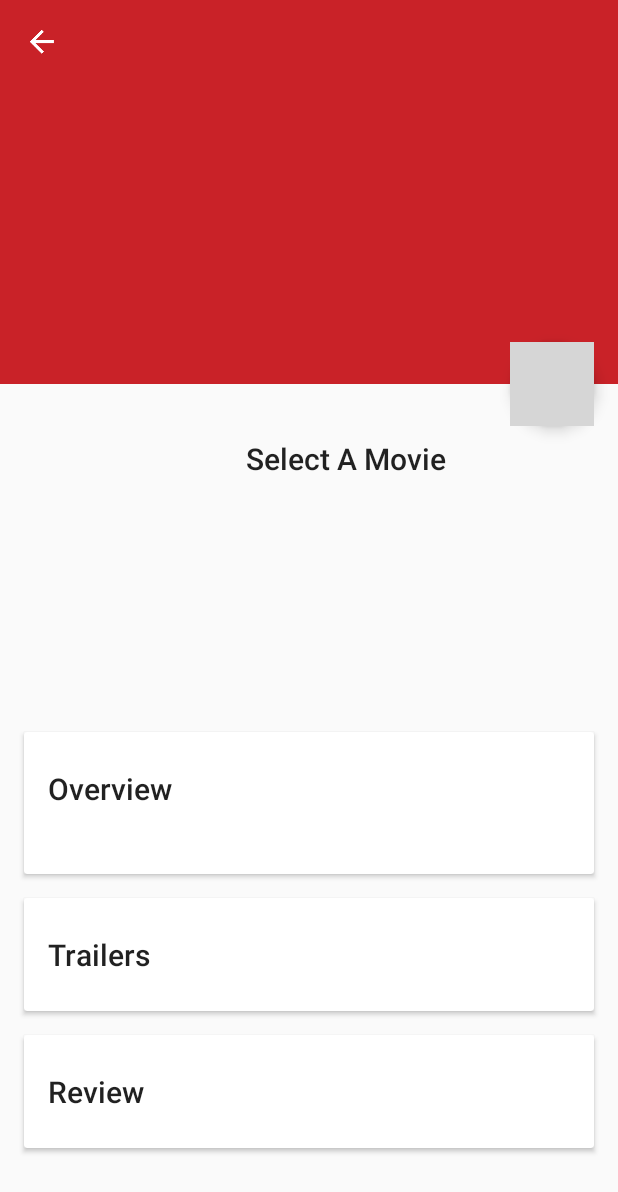
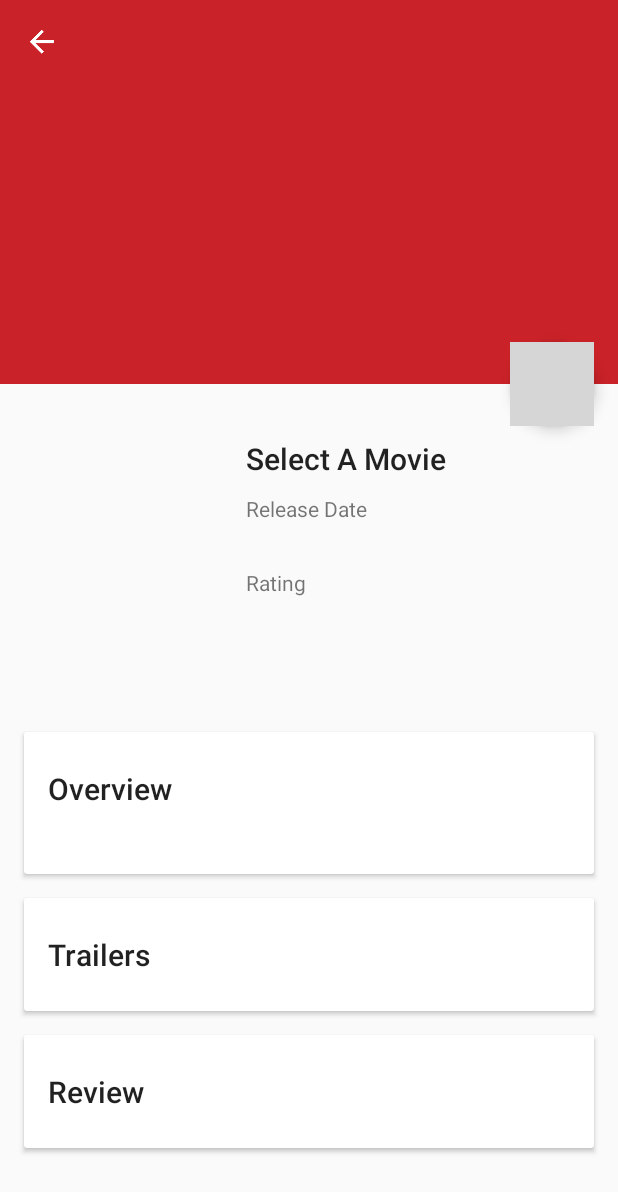
Before and after one commit to nikhil-31/Cinestine, an Android app: the DetailsActivityFragment screen opened directly, with no data from a screen before it, on a phone screen of 412 x 824 dp. Shown: the top 1192 px of the screen. Run offline under Robolectric (Android 15) with nearby library versions, the phone set to English and light mode, and no system bars; our stand-ins replace Picasso, Volley; libraries missing offline, so code that uses them is left out: io.realm; network calls fail; pictures from the network do not load; grey boxes are pictures that could not be loaded.

Commit message:
Added names release data and rating

```diff
--- a/app/src/main/res/layout/fragment_details.xml
+++ b/app/src/main/res/layout/fragment_details.xml
@@ -85,7 +85,7 @@
                     android:layout_toRightOf="@+id/poster_details"
                     android:paddingLeft="10dp"
                     android:paddingTop="10dp"
-                    />
+                    android:text="Release Date"/>
 
                 <TextView
                     android:id="@+id/Release_write"
@@ -105,7 +105,7 @@
                     android:layout_toRightOf="@+id/poster_details"
                     android:paddingLeft="10dp"
                     android:paddingTop="5dp"
-                     />
+                    android:text="Rating"/>
 
                 <TextView
                     android:id="@+id/Rating_write"
```
